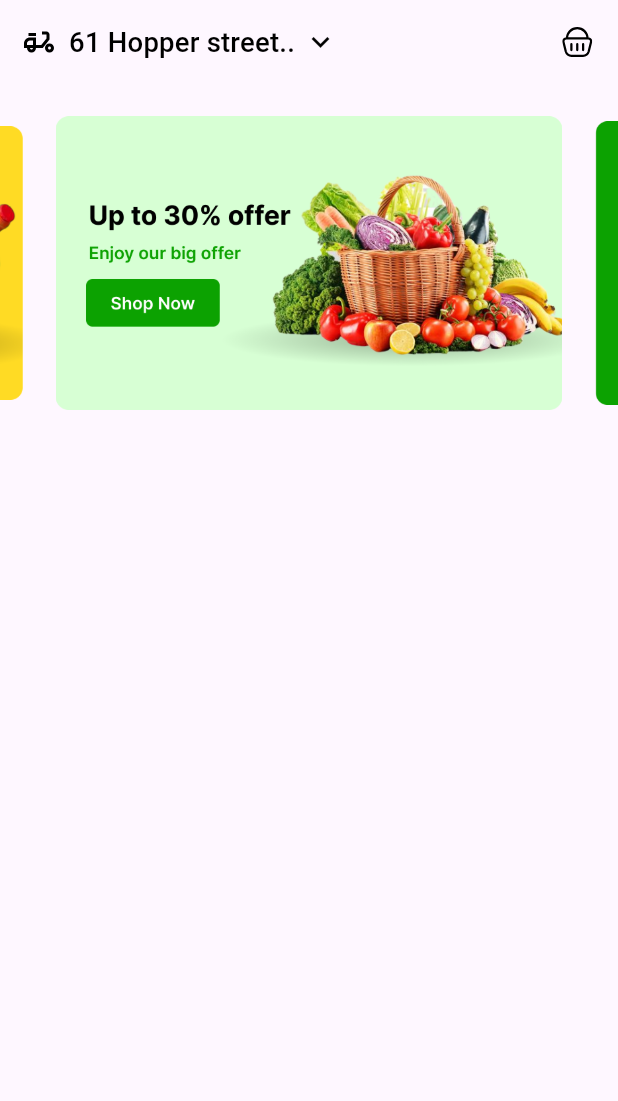
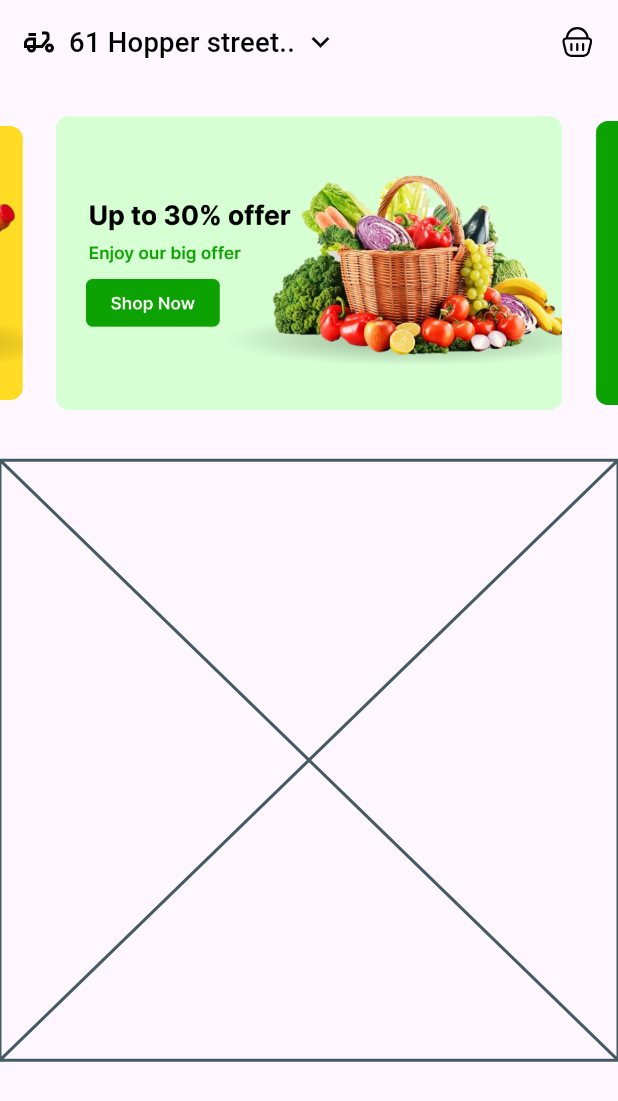
Before and after one commit to AmrElzohairy/fruits_app, a Flutter app: the screen it shows after launch, on a phone screen of 412 x 824 dp. Shown: the top 1101 px of the screen. Run offline on Flutter 3.47's test engine with Material 3 defaults, Android fonts, the phone set to English and light mode, and no system bars; drawn by our look-alikes of carousel_slider; our stand-ins replace flutter_screenutil, flutter_svg.

Commit message:
refactor home view

```diff
--- a/lib/features/home/presentation/home_view.dart
+++ b/lib/features/home/presentation/home_view.dart
@@ -1,18 +1,15 @@
-import 'package:carousel_slider/carousel_slider.dart';
 import 'package:flutter/material.dart';
 import 'package:flutter_screenutil/flutter_screenutil.dart';
 import 'package:flutter_svg/flutter_svg.dart';
 import 'package:fruits_app/core/utils/app_colors.dart';
 import 'package:fruits_app/core/utils/app_images.dart';
 import 'package:fruits_app/core/utils/app_styles.dart';
+import 'package:fruits_app/features/home/presentation/widgets/home_banners_carousal.dart';
+import 'package:fruits_app/features/home/presentation/widgets/home_categories.dart';
 
 class HomeView extends StatelessWidget {
   const HomeView({super.key});
-  final List<String> banners = const [
-    Assets.imagesSlider1,
-    Assets.imagesSlider2,
-    Assets.imagesSlider3,
-  ];
+
   @override
   Widget build(BuildContext context) {
     return Scaffold(
@@ -36,28 +33,9 @@ class HomeView extends StatelessWidget {
       body: SafeArea(
         child: Column(
           children: [
-            CarouselSlider.builder(
-              itemCount: banners.length,
-              itemBuilder:
-                  (BuildContext context, int itemIndex, int pageViewIndex) =>
-                      ClipRRect(
-                        borderRadius: BorderRadius.circular(10.r),
-                        child: Image.asset(banners[itemIndex]),
-                      ),
-              options: CarouselOptions(
-                aspectRatio: 383 / 222,
-                viewportFraction: 0.82,
-                initialPage: 0,
-                enableInfiniteScroll: true,
-                reverse: false,
-                autoPlay: true,
-                autoPlayInterval: const Duration(seconds: 3),
-                autoPlayAnimationDuration: const Duration(milliseconds: 800),
-                autoPlayCurve: Curves.fastOutSlowIn,
-                enlargeCenterPage: true,
-                scrollDirection: Axis.horizontal,
-              ),
-            ),
+            const HomeBannersCarousal(),
+            SizedBox(height: 10.h),
+            const HomeCategories(),
           ],
         ),
       ),
--- /dev/null
+++ b/lib/features/home/presentation/widgets/home_banners_carousal.dart
@@ -0,0 +1,39 @@
+import 'package:carousel_slider/carousel_slider.dart';
+import 'package:flutter/material.dart';
+import 'package:flutter_screenutil/flutter_screenutil.dart';
+import 'package:fruits_app/core/utils/app_images.dart';
+
+class HomeBannersCarousal extends StatelessWidget {
+  const HomeBannersCarousal({super.key});
+
+  final List<String> banners = const [
+    Assets.imagesSlider1,
+    Assets.imagesSlider2,
+    Assets.imagesSlider3,
+  ];
+
+  @override
+  Widget build(BuildContext context) {
+    return CarouselSlider.builder(
+      itemCount: banners.length,
+      itemBuilder:
+          (BuildContext context, int itemIndex, int pageViewIndex) => ClipRRect(
+            borderRadius: BorderRadius.circular(10.r),
+            child: Image.asset(banners[itemIndex]),
+          ),
+      options: CarouselOptions(
+        aspectRatio: 383 / 222,
+        viewportFraction: 0.82,
+        initialPage: 0,
+        enableInfiniteScroll: true,
+        reverse: false,
+        autoPlay: true,
+        autoPlayInterval: const Duration(seconds: 3),
+        autoPlayAnimationDuration: const Duration(milliseconds: 800),
+        autoPlayCurve: Curves.fastOutSlowIn,
+        enlargeCenterPage: true,
+        scrollDirection: Axis.horizontal,
+      ),
+    );
+  }
+}
--- /dev/null
+++ b/lib/features/home/presentation/widgets/home_categories.dart
@@ -0,0 +1,25 @@
+import 'package:flutter/material.dart';
+import 'package:fruits_app/features/home/data/models/category_model.dart';
+
+import '../../../../core/utils/app_images.dart';
+
+class HomeCategories extends StatefulWidget {
+  const HomeCategories({super.key});
+
+  @override
+  State<HomeCategories> createState() => _HomeCategoriesState();
+}
+
+class _HomeCategoriesState extends State<HomeCategories> {
+  final List<CategoryModel> categories = [
+    CategoryModel(name: "Fruits", image: Assets.imagesFruitsIcon),
+    CategoryModel(name: "Milk%eggs", image: Assets.imagesMilkEggIcon),
+    CategoryModel(name: "Beverages", image: Assets.imagesBeveragesIcon),
+    CategoryModel(name: "Laundry", image: Assets.imagesLaundryIcon),
+    CategoryModel(name: "Vegetables", image: Assets.imagesVegetablesIcon),
+  ];
+  @override
+  Widget build(BuildContext context) {
+    return const Placeholder();
+  }
+}
```
